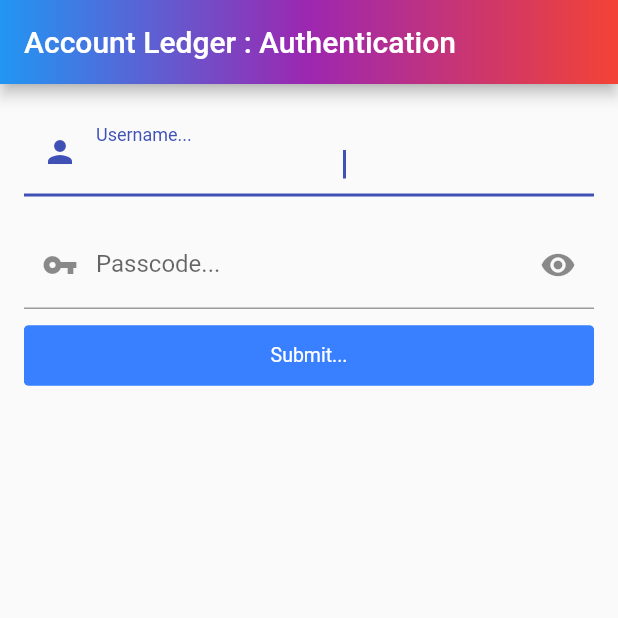
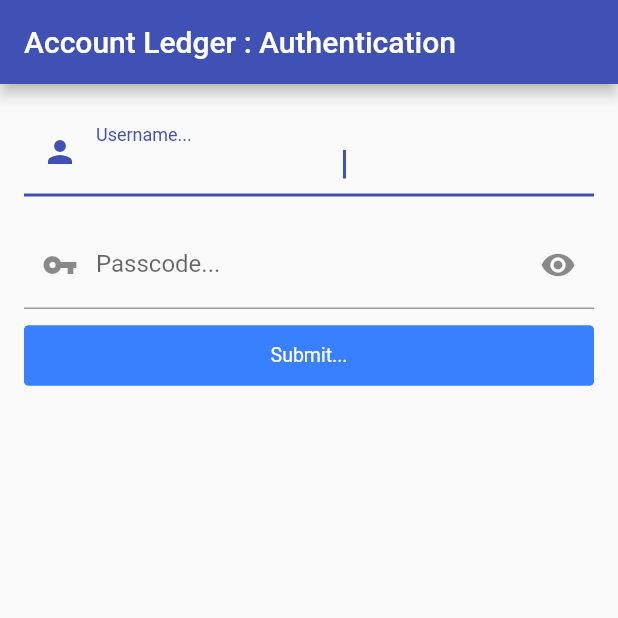
Before and after one commit to Baneeishaque/account_ledger_flutter, a Flutter app: the screen it shows after launch, on a phone screen of 412 x 824 dp, the top half of it. Run offline on Flutter 3.47's test engine with Material 2 defaults, Android fonts, the phone set to English and light mode, and no system bars; drawn by our look-alikes of getwidget; missing offline and left inert: gradient_input_border.

Commit message:
removed gradient_app_bar, flutter web OK

```diff
--- a/lib/Login.dart
+++ b/lib/Login.dart
@@ -1,5 +1,4 @@
 import 'package:flutter/material.dart';
-import 'package:gradient_app_bar/gradient_app_bar.dart';
 
 import 'LoginForm.dart';
 
@@ -14,10 +13,7 @@ class _LoginState extends State<Login> {
   @override
   Widget build(BuildContext context) {
     return Scaffold(
-      appBar: GradientAppBar(
-          title: Text('Account Ledger : Authentication'),
-          gradient:
-              LinearGradient(colors: [Colors.blue, Colors.purple, Colors.red])),
+      appBar: AppBar(title: Text('Account Ledger : Authentication')),
       body: LoginForm(),
     );
   }
--- a/pubspec.yaml
+++ b/pubspec.yaml
@@ -14,10 +14,6 @@ dependencies:
 
 
   cupertino_icons: ^1.0.5
-  gradient_app_bar:
-    git:
-      url: https://github.com/david-macharia/GradientAppBar.git
-  beauty_textfield: ^0.0.1
   gradient_input_border:
     git:
       url: https://github.com/alessandrofavero/flutter-gradient-input-border.git
```
Also changed, not shown: pubspec.lock.
